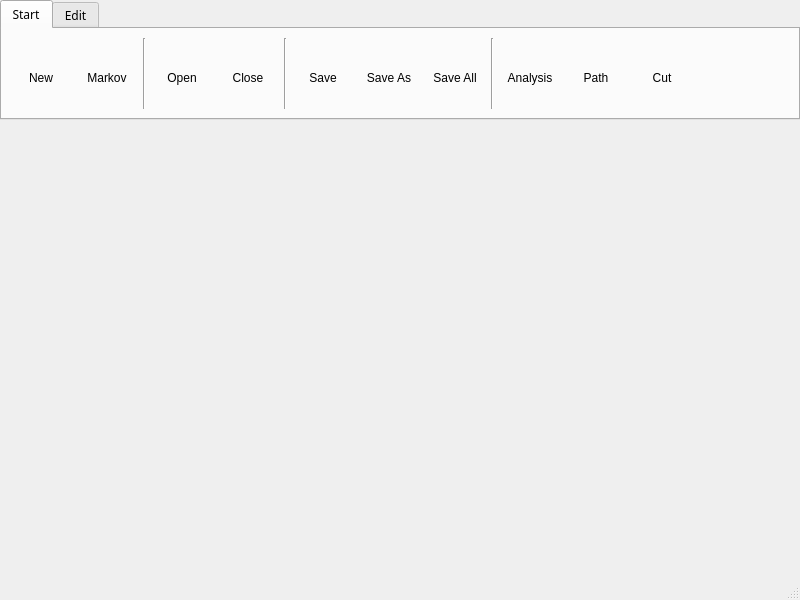
Old version of the form go/form/GoMainWindow.ui in the repository regissahore/Typewriter.
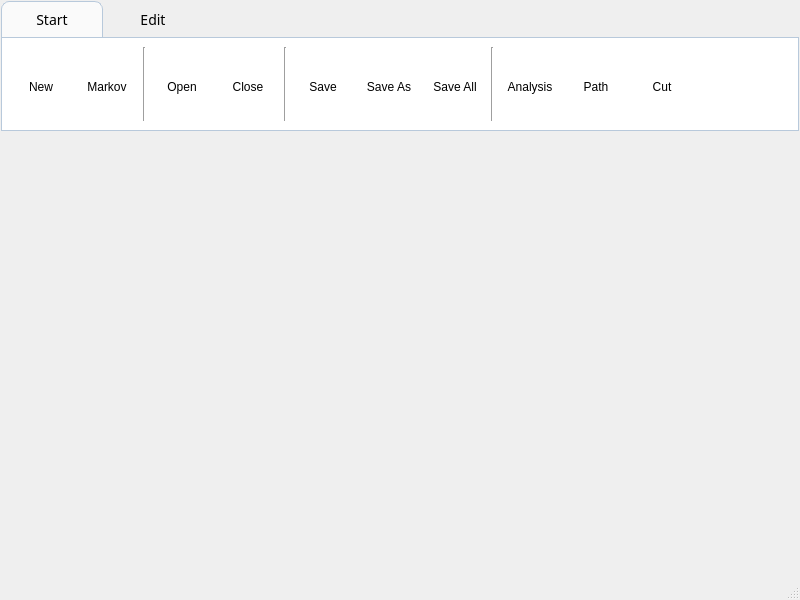
New version of the form. Icons and pictures are not drawn.

Commit message: Change the stylesheet of the tab widget in the main window.

The edit to the form file:
```diff
--- a/go/form/GoMainWindow.ui
+++ b/go/form/GoMainWindow.ui
@@ -28,13 +28,13 @@
      <number>0</number>
     </property>
     <property name="leftMargin">
-     <number>0</number>
+     <number>1</number>
     </property>
     <property name="topMargin">
-     <number>0</number>
+     <number>1</number>
     </property>
     <property name="rightMargin">
-     <number>0</number>
+     <number>1</number>
     </property>
     <property name="bottomMargin">
      <number>0</number>
@@ -50,9 +50,32 @@
       <property name="maximumSize">
        <size>
         <width>16777215</width>
-        <height>120</height>
+        <height>130</height>
        </size>
       </property>
+      <property name="styleSheet">
+       <string notr="true">QTabBar::tab { 
+    height: 35px; 
+    width: 100px;
+    font-size:  14px;
+    border-top-left-radius: 8px;
+    border-top-right-radius: 8px;
+}
+QTabBar::tab:selected {
+    border-left: 1px solid rgb(184, 201, 219);
+    border-right: 1px solid rgb(184, 201, 219);
+    border-top: 1px solid rgb(184, 201, 219);
+    background-color: rgb(250, 250, 250);
+}
+QTabWidget::pane {
+    border: 1px solid rgb(184, 201, 219);
+    position: absolute;
+    top: -0.1em;
+    background-color: rgb(255, 255, 255);
+}
+
+</string>
+      </property>
       <property name="currentIndex">
        <number>0</number>
       </property>
```
Left out of the diff: 2 changed lines with no effect on the pictures. The commit also changes 3 other files.
